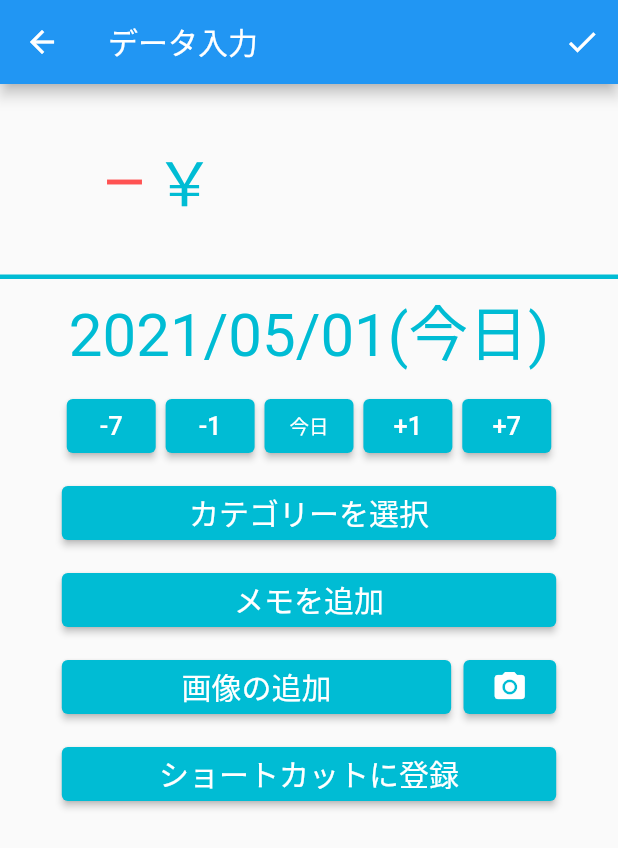
After one commit to TeamSaifu/Saifu_Flutter, a Flutter app: the EnterDataPage screen opened by its route, on a phone screen of 412 x 824 dp. The commit adds this screen. Shown: the top 848 px of the screen. Run offline on Flutter 3.47's test engine with Material 2 defaults, Android fonts, the phone set to English and light mode, and no system bars; our stand-ins replace sqflite; accounts and stored records are empty.

Commit message:
データ入力画面の作成(仮)

```diff
--- /dev/null
+++ b/lib/enter_data.dart
@@ -0,0 +1,224 @@
+import 'package:flutter/material.dart';
+
+class EnterDataPage extends StatefulWidget {
+  EnterDataPage({Key key, this.title}) : super(key: key);
+
+  final String title;
+
+  @override
+  _EnterDataState createState() => _EnterDataState();
+}
+
+class _EnterDataState extends State<EnterDataPage> {
+  // 区切り線
+  Widget _divider({double padding = 0.0}) {
+    return Divider(
+      // 線の上下の余白
+      height: padding,
+      // 線の太さ
+      thickness: 3,
+      color: Colors.cyan,
+      // 前の余白
+      indent: 0,
+      // 後ろの余白
+      endIndent: 0,
+    );
+  }
+
+  Widget _textButton({
+    double contentWidth,
+    int num = 1,
+    double padding = 0.0,
+    String text,
+    double fontSize = 20,
+  }) {
+    var buttonWidth = contentWidth / num * (1 - padding);
+    var paddingWidth = contentWidth / num * padding / 2;
+
+    return Padding(
+      padding: EdgeInsets.symmetric(horizontal: paddingWidth),
+
+      child: SizedBox(
+        width: buttonWidth,
+
+        child: ElevatedButton(
+          style: ElevatedButton.styleFrom(
+            primary: Colors.cyan,
+            onPrimary: Colors.white,
+          ),
+
+          child: Text(
+            text,
+            style: TextStyle(
+              fontSize: fontSize,
+            ),
+          ),
+
+          // ボタン処理
+          onPressed: () {
+
+          },
+        ),
+      )
+    );
+  }
+
+  @override
+  Widget build(BuildContext context) {
+    double screenWidth = MediaQuery.of(context).size.width;
+
+    return Scaffold(
+      // キーボードが出たときにレイアウトが動かないようにするやつ
+      resizeToAvoidBottomInset: false,
+
+      // アプリバー
+      appBar: AppBar(
+        leading: IconButton(
+          icon: Icon(Icons.arrow_back),
+          onPressed: () => Navigator.of(context).pop(),
+        ),
+
+        title: Text('データ入力'),
+
+        actions: <Widget>[
+          IconButton(
+            icon: Icon(Icons.done),
+            onPressed: () {
+              // ボタン処理
+            },
+          ),
+        ],
+      ),
+
+
+      // 本体
+      body: Container(
+        child: Column(
+
+          children: <Widget>[
+            Padding(
+              padding: EdgeInsets.symmetric(vertical: 25.0),
+
+              child: Row(
+                mainAxisSize: MainAxisSize.min,
+
+                children: [
+                  Icon(
+                    Icons.remove,
+                    color: Colors.redAccent,
+                    size: 40.0,
+                  ),
+
+                  Text(
+                    '￥',
+                    style: TextStyle(
+                      color: Colors.cyan,
+                      fontSize: 40.0
+                    ),
+                  ),
+
+                  SizedBox(
+                    width: screenWidth * 0.5,
+
+                    child: TextField(
+                      maxLength: 9,
+                      style: TextStyle(
+                        fontSize: 40.0,
+                        color: Colors.cyan,
+                        height: 1.4,
+                      ),
+                      decoration: InputDecoration(
+                        border: InputBorder.none,
+                        counterText: '',
+                      ),
+                    ),
+                  ),
+                ],
+              ),
+            ),
+
+            _divider(),
+
+            Padding(
+              padding: EdgeInsets.symmetric(vertical: 5.0),
+
+              child: Text(
+                '2021/05/01(今日)',
+                style: TextStyle(
+                    color: Colors.cyan,
+                    fontSize: 40.0
+                ),
+              ),
+            ),
+
+            Padding(
+              padding: EdgeInsets.symmetric(vertical: 5.0),
+
+              child: Row(
+                mainAxisSize: MainAxisSize.min,
+
+                children: [
+                  _textButton(contentWidth: screenWidth * 0.8, num: 5, padding: 0.1, text: '-7', fontSize: 17),
+                  _textButton(contentWidth: screenWidth * 0.8, num: 5, padding: 0.1, text: '-1', fontSize: 17),
+                  _textButton(contentWidth: screenWidth * 0.8, num: 5, padding: 0.1, text: '今日', fontSize: 13),
+                  _textButton(contentWidth: screenWidth * 0.8, num: 5, padding: 0.1, text: '+1', fontSize: 17),
+                  _textButton(contentWidth: screenWidth * 0.8, num: 5, padding: 0.1, text: '+7', fontSize: 17),
+                ],
+              ),
+            ),
+
+            // Container( child: _divider() ),
+
+            Padding(
+              padding: EdgeInsets.symmetric(vertical: 5.0),
+              child: _textButton(contentWidth: screenWidth * 0.8, text: 'カテゴリーを選択'),
+              // child: _largeButton(screenWidth, 'カテゴリーを選択'),
+            ),
+
+            Padding(
+              padding: EdgeInsets.symmetric(vertical: 5.0),
+              child: _textButton(contentWidth: screenWidth * 0.8, text: 'メモを追加'),
+            ),
+
+            Padding(
+              padding: EdgeInsets.symmetric(vertical: 5.0),
+              child: Row(
+                mainAxisAlignment: MainAxisAlignment.center,
+                children: [
+                  _textButton(contentWidth: screenWidth * 0.63, text: '画像の追加'),
+                  Padding(
+                      padding: EdgeInsets.fromLTRB(screenWidth * 0.02, 0, 0, 0),
+
+                      child: SizedBox(
+                        width: screenWidth * 0.15,
+
+                        child: ElevatedButton(
+                          style: ElevatedButton.styleFrom(
+                            primary: Colors.cyan,
+                            onPrimary: Colors.white,
+                          ),
+
+                          child: Icon(Icons.camera_alt),
+
+                          // ボタン処理
+                          onPressed: () {
+
+                          },
+                        ),
+                      )
+                  ),
+                ],
+              ),
+              // child: _textButton(contentWidth: screenWidth * 0.8, text: '画像の追加'),
+            ),
+
+            Padding(
+              padding: EdgeInsets.symmetric(vertical: 5.0),
+              child: _textButton(contentWidth: screenWidth * 0.8, text: 'ショートカットに登録'),
+            ),
+          ],
+        ),
+      ),
+    );
+  }
+}
--- a/lib/main.dart
+++ b/lib/main.dart
@@ -2,6 +2,7 @@ import 'package:flutter/material.dart';
 import 'package:saifu/page.dart';
 import 'package:saifu/wish_list.dart';
 import 'package:saifu/add_wish_item.dart';
+import 'package:saifu/enter_data.dart';
 import 'package:saifu/log.dart';
 
 void main() {
@@ -25,7 +26,9 @@ class MyApp extends StatelessWidget {
       initialRoute: '/',
       routes: {
         '/': (_) => MyHomePage(),
+        // '/add': (_) => AddWishItemPage(),
         '/add': (_) => AddWishItemPage(),
+        '/enter': (_) => EnterDataPage(),
       },
     );
   }
```
